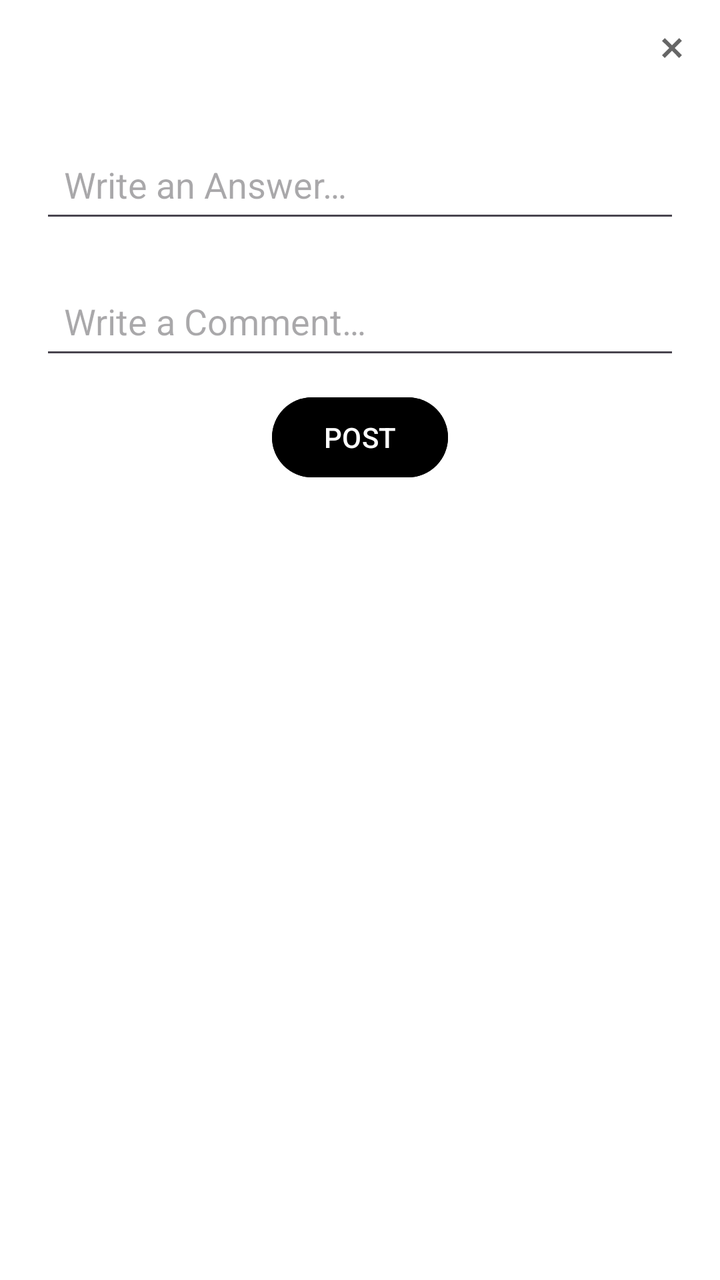
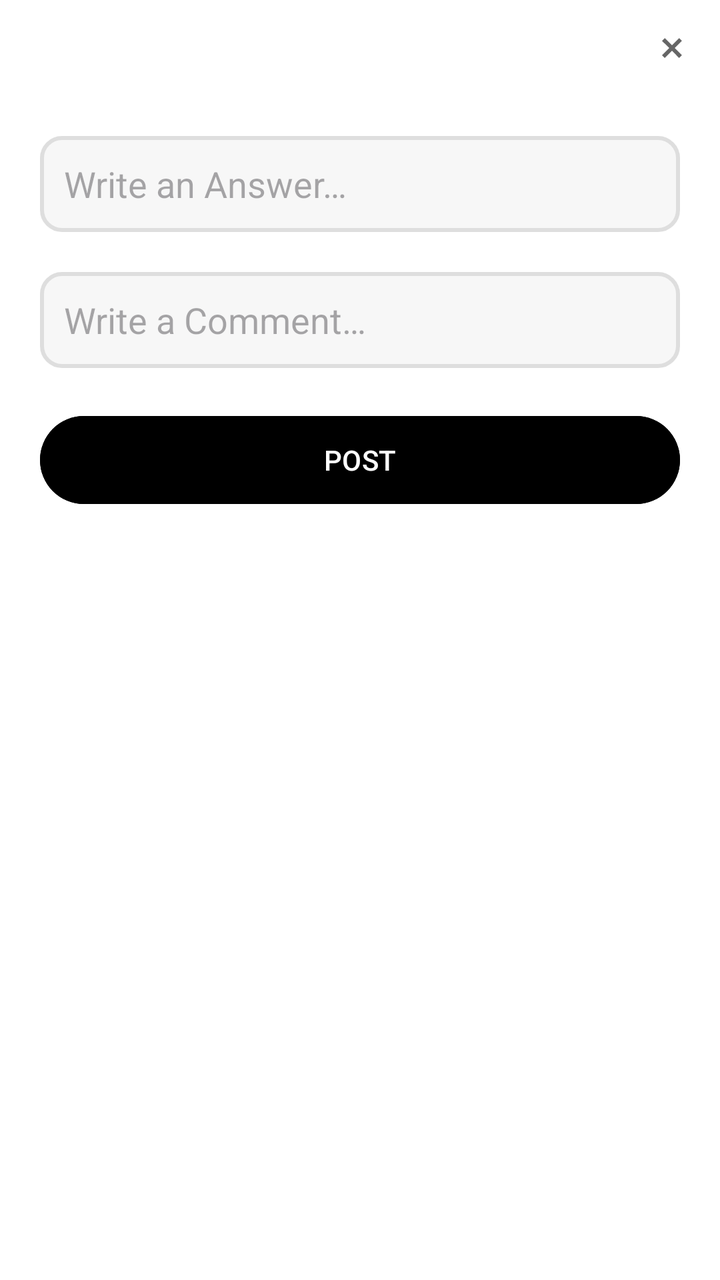

The first picture is an Android layout as it rendered before a commit; the second is the same layout after the commit. The layout source and the unified diff follow.
<!-- AndroidManifest.xml: application theme Theme.TheApp -->
<!-- res/layout/fragment_add_reply.xml -->
<?xml version="1.0" encoding="utf-8"?>
<androidx.constraintlayout.widget.ConstraintLayout
    xmlns:android="http://schemas.android.com/apk/res/android"
    xmlns:app="http://schemas.android.com/apk/res-auto"
    xmlns:tools="http://schemas.android.com/tools"
    android:layout_width="match_parent"
    android:layout_height="wrap_content"
    android:background="@color/nav_view"
    android:orientation="vertical"
    tools:context=".AddReplyFragment">

    <ImageButton
        android:id="@+id/close_reply_button"
        android:layout_width="wrap_content"
        android:layout_height="wrap_content"
        android:background="@android:color/transparent"
        android:padding="12dp"
        android:src="@drawable/ic_close"
        app:layout_constraintEnd_toEndOf="parent"
        app:layout_constraintTop_toTopOf="parent"/>

    <EditText
        android:id="@+id/answerField"
        android:layout_width="match_parent"
        android:layout_height="wrap_content"
        android:layout_gravity="center"
        android:layout_margin="20dp"
        android:padding="12dp"
        android:hint="@string/write_answer"
        app:layout_constraintStart_toStartOf="parent"
        app:layout_constraintEnd_toEndOf="parent"
        app:layout_constraintTop_toBottomOf="@id/close_reply_button"/>

    <EditText
        android:id="@+id/commentField"
        android:layout_width="match_parent"
        android:layout_height="wrap_content"
        android:layout_gravity="center"
        android:layout_margin="20dp"
        android:padding="12dp"
        android:hint="@string/write_comment"
        app:layout_constraintStart_toStartOf="parent"
        app:layout_constraintEnd_toEndOf="parent"
        app:layout_constraintTop_toBottomOf="@id/answerField"/>

    <Button
        android:id="@+id/postButton"
        android:layout_width="wrap_content"
        android:layout_height="wrap_content"
        android:layout_gravity="center"
        android:layout_margin="10dp"
        android:backgroundTint="@color/primary"
        android:textColor="@color/on_primary"
        android:text="@string/post_button"
        app:layout_constraintStart_toStartOf="parent"
        app:layout_constraintEnd_toEndOf="parent"
        app:layout_constraintTop_toBottomOf="@id/commentField"/>

    <View
        android:layout_width="0dp"
        android:layout_height="16dp"
        app:layout_constraintTop_toBottomOf="@id/postButton"
        app:layout_constraintStart_toStartOf="parent"
        app:layout_constraintEnd_toEndOf="parent" />

</androidx.constraintlayout.widget.ConstraintLayout>
<!-- resources referenced by this layout -->
<resources>
  <color name="nav_view">#FFFFFF</color>
  <color name="on_primary">#FFFFFF</color>
  <color name="primary">#000000</color>
  <!-- drawable ic_close (drawable-anydpi) -->
  <vector xmlns:android="http://schemas.android.com/apk/res/android"
      android:width="24dp"
      android:height="24dp"
      android:viewportWidth="960"
      android:viewportHeight="960"
      android:tint="@color/primary"
      android:alpha="0.6">
    <path
        android:fillColor="@android:color/white"
        android:pathData="M336,680L280,624L424,480L280,337L336,281L480,425L623,281L679,337L535,480L679,624L623,680L480,536L336,680Z"/>
  </vector>
  <string name="post_button">POST</string>
  <string name="write_answer">Write an Answer…</string>
  <string name="write_comment">Write a Comment…</string>
  <style name="Theme.TheApp" parent="Base.Theme.TheApp">
          
          <item name="android:navigationBarColor">@android:color/transparent</item>
          <item name="android:statusBarColor">@android:color/transparent</item>
          <item name="android:windowLightStatusBar">?attr/isLightTheme</item>
      </style>
  <style name="Base.Theme.TheApp" parent="Theme.Material3.DayNight.NoActionBar">
          
          
          <item name="colorSurface">@color/nav_view</item>
          <item name="colorOnBackground">@color/nav_view</item>
          <item name="android:colorBackground">@color/nav_view</item>
          <item name="colorPrimary">@color/primary</item>
          <item name="colorOnPrimary">@color/on_primary</item>
      </style>
</resources>

<!-- the commit's change to res/layout/fragment_add_reply.xml (unified diff, before → after) -->
@@ -21,8 +21,9 @@
 
     <EditText
         android:id="@+id/answerField"
+        android:background="@drawable/edittext_bg"
         android:layout_width="match_parent"
-        android:layout_height="wrap_content"
+        android:layout_height="48dp"
         android:layout_gravity="center"
         android:layout_margin="20dp"
         android:padding="12dp"
@@ -33,8 +34,9 @@
 
     <EditText
         android:id="@+id/commentField"
+        android:background="@drawable/edittext_bg"
         android:layout_width="match_parent"
-        android:layout_height="wrap_content"
+        android:layout_height="48dp"
         android:layout_gravity="center"
         android:layout_margin="20dp"
         android:padding="12dp"
@@ -45,10 +47,10 @@
 
     <Button
         android:id="@+id/postButton"
-        android:layout_width="wrap_content"
-        android:layout_height="wrap_content"
+        android:layout_width="match_parent"
+        android:layout_height="52dp"
         android:layout_gravity="center"
-        android:layout_margin="10dp"
+        android:layout_margin="20dp"
         android:backgroundTint="@color/primary"
         android:textColor="@color/on_primary"
         android:text="@string/post_button"
<!-- resource entries referenced after the edit -->
@@ -3,6 +3,22 @@
   <color name="nav_view">#FFFFFF</color>
   <color name="on_primary">#FFFFFF</color>
   <color name="primary">#000000</color>
+  <!-- drawable edittext_bg (drawable) -->
+  <?xml version="1.0" encoding="utf-8"?>
+  <shape xmlns:android="http://schemas.android.com/apk/res/android"
+      android:shape="rectangle">
+  
+      <solid
+          android:color="@color/card_color"/>
+  
+      <corners
+          android:radius="10dp"/>
+  
+      <stroke
+          android:color="@color/divider_color"
+          android:width="2dp"/>
+  
+  </shape>
   <!-- drawable ic_close (drawable-anydpi) -->
   <vector xmlns:android="http://schemas.android.com/apk/res/android"
       android:width="24dp"
@@ -24,6 +40,8 @@
           <item name="android:statusBarColor">@android:color/transparent</item>
           <item name="android:windowLightStatusBar">?attr/isLightTheme</item>
       </style>
+  <color name="card_color">#F7F7F7</color>
+  <color name="divider_color">#DEDEDE</color>
   <style name="Base.Theme.TheApp" parent="Theme.Material3.DayNight.NoActionBar">
           
           
